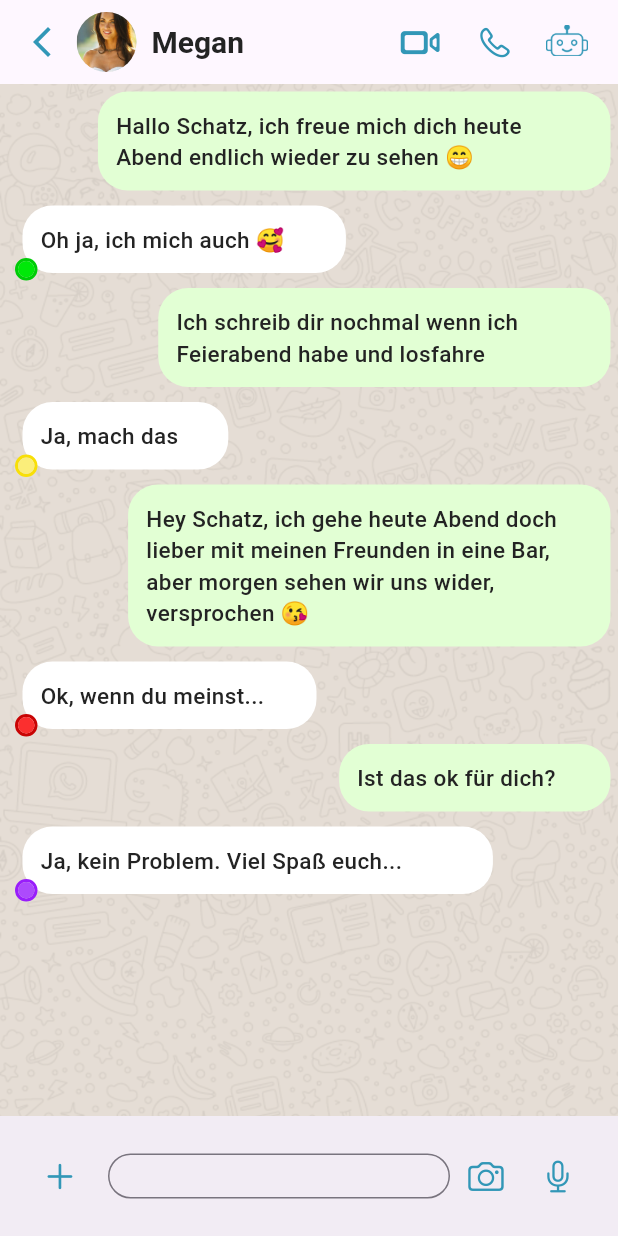
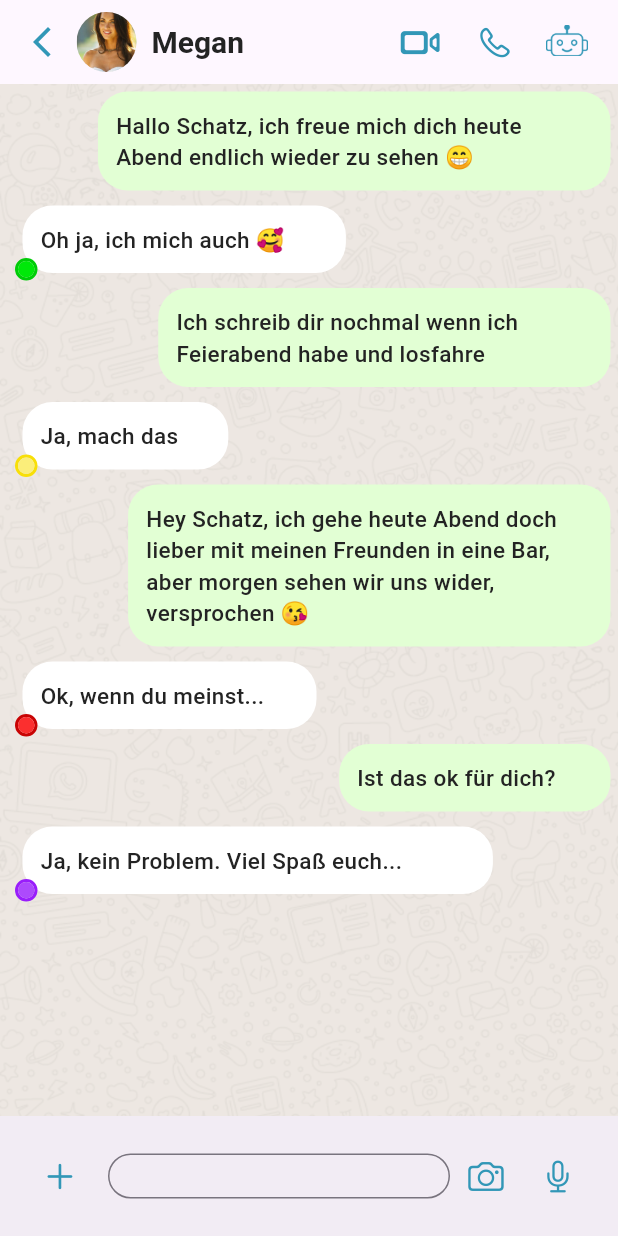
Before and after one commit to melmmarc/kibuddy, a Flutter app: the KIBuddyPage screen opened directly, after a tap on the "arrow back ios new" icon, on a phone screen of 412 x 824 dp. Run offline on Flutter 3.47's test engine with Material 3 defaults, Android fonts, the phone set to English and light mode, and no system bars.

Commit message:
made background 30% lighter

```diff
--- a/kibuddy/lib/screens/chat.dart
+++ b/kibuddy/lib/screens/chat.dart
@@ -26,7 +26,7 @@ class _ChatPageState extends State<ChatPage> {
         height: double.infinity,
         decoration: const BoxDecoration(
           image: DecorationImage(
-            image: AssetImage('assets/images/whatsapp-bg.png'),
+            image: AssetImage('assets/images/whatsapp-bg-70.png'),
             fit: BoxFit.cover,
           ),
         ),
--- a/kibuddy/lib/screens/kibuddy.dart
+++ b/kibuddy/lib/screens/kibuddy.dart
@@ -84,7 +84,7 @@ class KIBuddyPage extends StatelessWidget {
             height: double.infinity,
             decoration: const BoxDecoration(
               image: DecorationImage(
-                image: AssetImage('assets/images/whatsapp-bg.png'),
+                image: AssetImage('assets/images/whatsapp-bg-70.png'),
                 fit: BoxFit.cover,
               ),
             ),
--- a/kibuddy/lib/screens/settings.dart
+++ b/kibuddy/lib/screens/settings.dart
@@ -24,7 +24,7 @@ class _SettingsPageState extends State<SettingsPage> {
         height: double.infinity,
         decoration: const BoxDecoration(
           image: DecorationImage(
-            image: AssetImage('assets/images/whatsapp-bg.png'),
+            image: AssetImage('assets/images/whatsapp-bg-70.png'),
             fit: BoxFit.cover,
           ),
         ),
--- a/kibuddy/pubspec.yaml
+++ b/kibuddy/pubspec.yaml
@@ -59,6 +59,7 @@ flutter:
     - assets/images/robot.png
     - assets/images/whatsapp-bg.jpeg
     - assets/images/whatsapp-bg.png
+    - assets/images/whatsapp-bg-70.png
     - assets/images/whatsapp-bg-mid.jpeg
     - assets/images/red.png
     - assets/images/kibuddy-face.png
```
Also changed, not shown: kibuddy/assets/images/whatsapp-bg-70.png (added).
